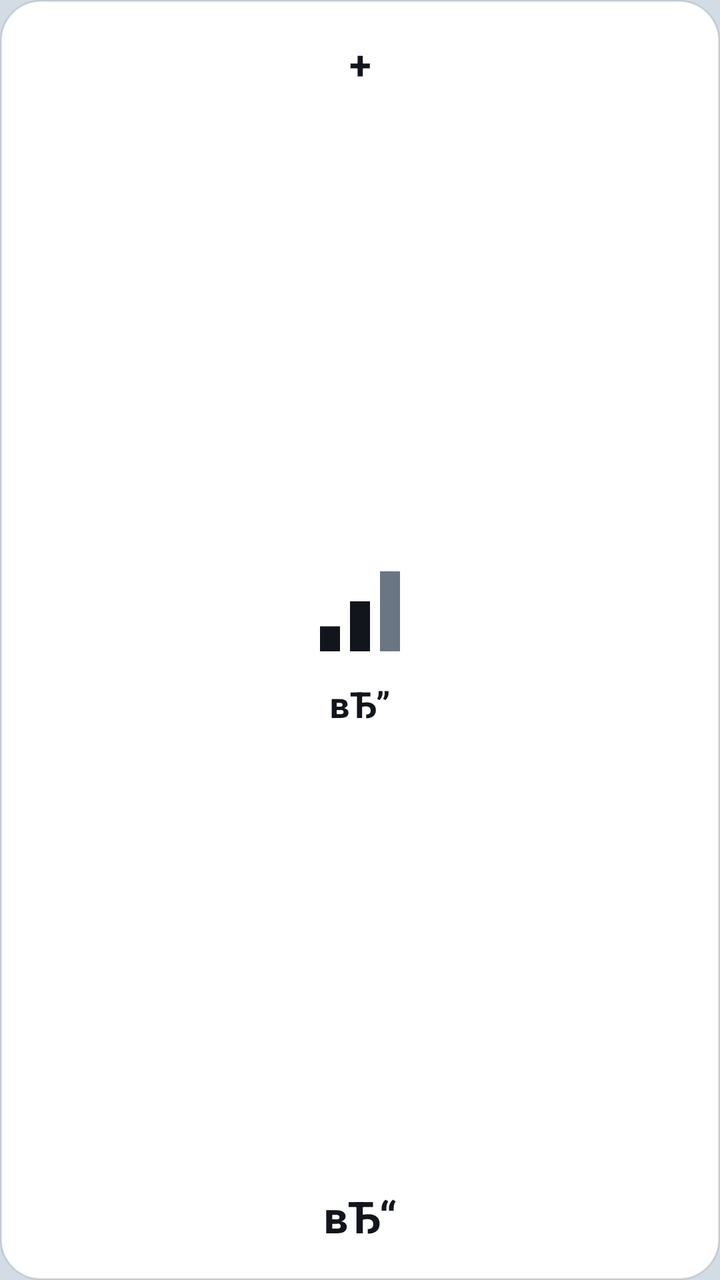
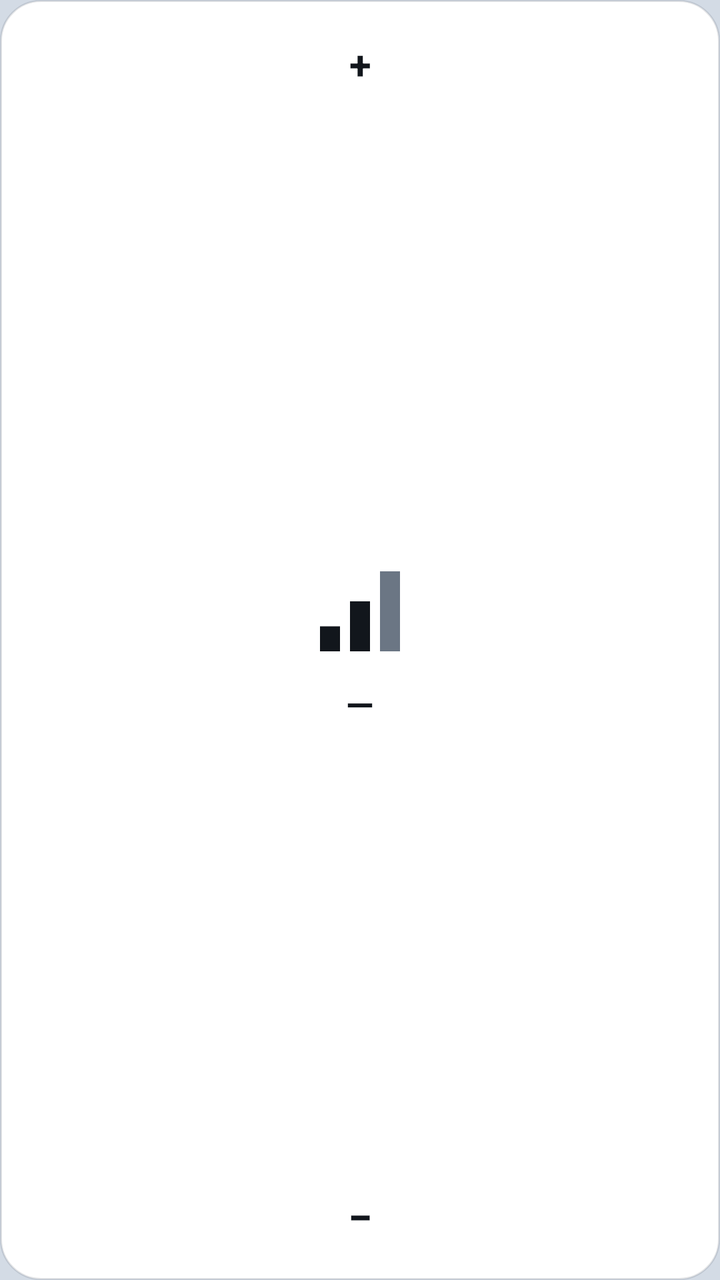

The first picture is an Android layout as it rendered before a commit; the second is the same layout after the commit. The layout source and the unified diff follow.
<!-- AndroidManifest.xml: application theme Theme.EX2ToolsIV -->
<!-- res/layout/widget_regen_vertical.xml -->
<?xml version="1.0" encoding="utf-8"?>
<FrameLayout
    android:id="@+id/widget_root" xmlns:android="http://schemas.android.com/apk/res/android"
    android:layout_width="match_parent"
    android:layout_height="match_parent">
    <TextView
        android:id="@+id/widget_bg_layer"
        android:background="@drawable/widget_card_bg_100"
        android:layout_width="match_parent"
        android:layout_height="match_parent"
        android:text=""/>
    <LinearLayout
        android:gravity="center_horizontal"
        android:orientation="vertical"
        android:padding="10dp"
        android:layout_width="match_parent"
        android:layout_height="match_parent">
        <TextView
            android:textSize="20sp"
            android:textStyle="bold"
            android:textColor="@color/cx_text_primary"
            android:gravity="center"
            android:id="@+id/btn_regen_next"
            android:background="@drawable/btn_circle"
            android:layout_width="44dp"
            android:layout_height="44dp"
            android:text="+"/>
        <LinearLayout
            android:gravity="center"
            android:orientation="vertical"
            android:layout_width="match_parent"
            android:layout_height="0dp"
            android:layout_weight="1">
            <ImageView
                android:id="@+id/img_regen_level"
                android:layout_width="60dp"
                android:layout_height="60dp"
                android:layout_marginBottom="4dp"
                android:src="@drawable/ic_widget_regen_mid"/>
            <TextView
                android:textSize="18sp"
                android:textStyle="bold"
                android:textColor="@color/cx_text_primary"
                android:id="@+id/tv_regen_level_label"
                android:layout_width="wrap_content"
                android:layout_height="wrap_content"
                android:text="вЂ”"/>
            <TextView
                android:textSize="10sp"
                android:textColor="@color/cx_text_secondary"
                android:id="@+id/tv_regen_level_footer"
                android:visibility="gone"
                android:layout_width="wrap_content"
                android:layout_height="wrap_content"
                android:layout_marginTop="2dp"
                android:text="Р РµРєСѓРїРµСЂР°С†РёСЏ"/>
        </LinearLayout>
        <TextView
            android:textSize="22sp"
            android:textStyle="bold"
            android:textColor="@color/cx_text_primary"
            android:gravity="center"
            android:id="@+id/btn_regen_prev"
            android:background="@drawable/btn_circle"
            android:layout_width="44dp"
            android:layout_height="44dp"
            android:text="вЂ“"/>
    </LinearLayout>
</FrameLayout>
<!-- resources referenced by this layout -->
<resources>
  <color name="cx_text_primary">#12161C</color>
  <color name="cx_text_secondary">#525A66</color>
  <!-- drawable btn_circle (drawable) -->
  <?xml version="1.0" encoding="utf-8"?>
  <ripple xmlns:android="http://schemas.android.com/apk/res/android" android:color="@color/flyme_fill_a1_3">
      <item>
          <shape android:shape="oval">
              <solid android:color="@color/flyme_fill_a1_2" />
          </shape>
      </item>
  </ripple>
  <!-- drawable ic_widget_regen_mid (drawable) -->
  <?xml version="1.0" encoding="utf-8"?>
  <vector xmlns:android="http://schemas.android.com/apk/res/android"
      android:height="24dp"
      android:width="24dp"
      android:viewportWidth="24"
      android:viewportHeight="24">
      <path
          android:fillColor="@color/cx_text_primary"
          android:pathData="M4,15 L8,15 L8,20 L4,20 Z"/>
      <path
          android:fillColor="@color/cx_text_primary"
          android:pathData="M10,10 L14,10 L14,20 L10,20 Z"/>
      <path
          android:fillColor="@color/cx_text_muted"
          android:pathData="M16,4 L20,4 L20,20 L16,20 Z"/>
  </vector>
  <!-- drawable widget_card_bg_100 (drawable) -->
  <?xml version="1.0" encoding="utf-8"?>
  <shape xmlns:android="http://schemas.android.com/apk/res/android" android:shape="rectangle">
      <solid android:color="@color/widget_bg_alpha_100"/>
      <corners android:radius="20dp"/>
      <stroke
          android:width="1dp"
          android:color="@color/widget_card_stroke"/>
  </shape>
  <style name="Theme.EX2ToolsIV" parent="Theme.Material3.DayNight.NoActionBar">
          <item name="colorPrimary">@color/flyme_blue</item>
          <item name="colorOnPrimary">@color/flyme_white</item>
          <item name="colorPrimaryContainer">@color/flyme_blue</item>
          <item name="colorOnPrimaryContainer">@color/flyme_white</item>
          <item name="colorSecondary">@color/flyme_blue</item>
          <item name="colorOnSecondary">@color/flyme_white</item>
          <item name="colorSecondaryContainer">@color/flyme_blue</item>
          <item name="colorOnSecondaryContainer">@color/flyme_white</item>
          <item name="colorTertiary">@color/flyme_blue</item>
          <item name="colorSurface">@color/flyme_fill_a1_1</item>
          <item name="colorOnSurface">@color/flyme_label_level1</item>
          <item name="colorSurfaceVariant">@color/flyme_fill_a1_2</item>
          <item name="colorOnSurfaceVariant">@color/flyme_label_level2</item>
          <item name="colorOutline">@color/transparent</item>
          <item name="colorError">@color/flyme_red</item>
          <item name="android:colorBackground">@color/flyme_window_background</item>
          <item name="android:windowBackground">@color/flyme_window_background</item>
          <item name="android:statusBarColor">@android:color/transparent</item>
          <item name="android:navigationBarColor">@android:color/transparent</item>
          <item name="android:windowLightStatusBar">@bool/light_system_bars</item>
          <item name="android:windowLightNavigationBar">@bool/light_system_bars</item>
          <item name="android:fontFamily">sans-serif</item>
      </style>
  <color name="flyme_fill_a1_3">#99FFFFFF</color>
  <color name="flyme_fill_a1_2">#D9FFFFFF</color>
  <color name="cx_text_muted">#6B7684</color>
  <color name="widget_bg_alpha_100">#FFFFFFFF</color>
  <color name="widget_card_stroke">#1F1E2530</color>
  <color name="flyme_blue">#1368FB</color>
  <color name="flyme_white">#FFFFFF</color>
  <color name="flyme_fill_a1_1">#F2FFFFFF</color>
  <color name="flyme_label_level1">#E5000000</color>
  <color name="flyme_label_level2">#99000000</color>
  <color name="transparent">#00000000</color>
  <color name="flyme_red">#D21E30</color>
  <color name="flyme_window_background">#D3DBE5</color>
</resources>

<!-- the commit's change to res/layout/widget_regen_vertical.xml (unified diff, before → after) -->
@@ -44,7 +44,7 @@
                 android:id="@+id/tv_regen_level_label"
                 android:layout_width="wrap_content"
                 android:layout_height="wrap_content"
-                android:text="вЂ”"/>
+                android:text="—"/>
             <TextView
                 android:textSize="10sp"
                 android:textColor="@color/cx_text_secondary"
@@ -53,7 +53,7 @@
                 android:layout_width="wrap_content"
                 android:layout_height="wrap_content"
                 android:layout_marginTop="2dp"
-                android:text="Р РµРєСѓРїРµСЂР°С†РёСЏ"/>
+                android:text="Рекуперация"/>
         </LinearLayout>
         <TextView
             android:textSize="22sp"
@@ -64,6 +64,6 @@
             android:background="@drawable/btn_circle"
             android:layout_width="44dp"
             android:layout_height="44dp"
-            android:text="вЂ“"/>
+            android:text="−"/>
     </LinearLayout>
 </FrameLayout>
